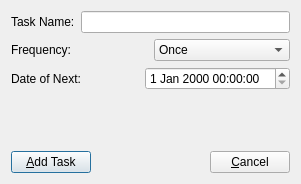
Before: the Qt Designer form TodoListProject/UI/ui_rough_draft/ui/add_task_superbasictask.ui in JamesMattice/CodingPractice, drawn with Qt 5.
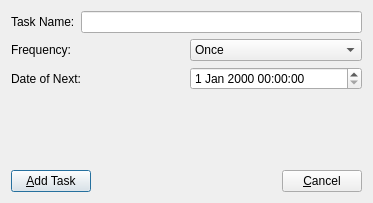
After: the same form once the commit is applied.

The edit to the form file:
```diff
--- a/TodoListProject/UI/ui_rough_draft/ui/add_task_superbasictask.ui
+++ b/TodoListProject/UI/ui_rough_draft/ui/add_task_superbasictask.ui
@@ -6,8 +6,8 @@
    <rect>
     <x>0</x>
     <y>0</y>
-    <width>301</width>
-    <height>184</height>
+    <width>373</width>
+    <height>203</height>
    </rect>
   </property>
   <property name="windowTitle">
```
